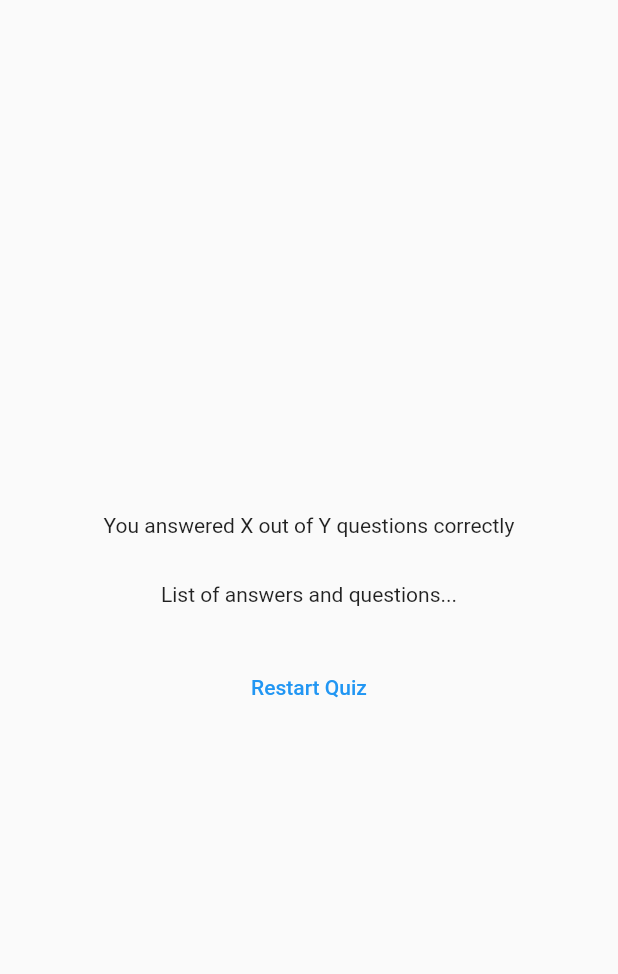
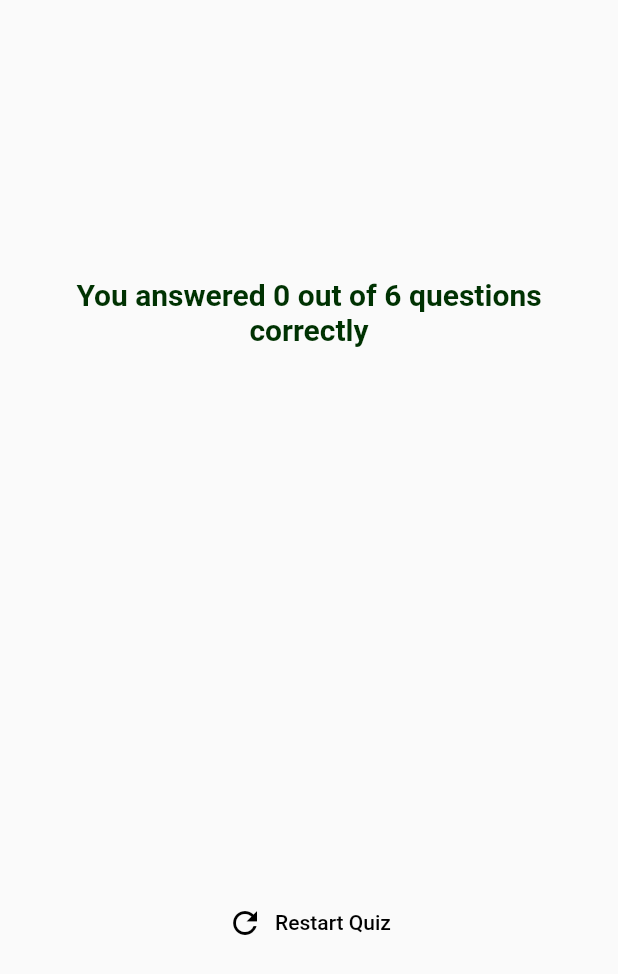
Before and after one commit to Chloe-R-Rowley/quiz_app, a Flutter app: the ResultsScreen widget shown alone on an empty page, opened directly with empty values, on a phone screen of 412 x 824 dp. Shown: the top 974 px of the screen. Run offline on Flutter 3.47's test engine with Material 2 defaults, Android fonts, the phone set to English and light mode, and no system bars; our stand-ins replace google_fonts; Roboto replaces fonts that are missing (Ubuntu).

Commit message:
completed app

```diff
--- a/lib/results_screen.dart
+++ b/lib/results_screen.dart
@@ -1,26 +1,45 @@
 import 'package:flutter/material.dart';
+import 'package:google_fonts/google_fonts.dart';
+
 import 'package:quiz_app/data/questions.dart';
+import 'package:quiz_app/questions_summary.dart';
 
 class ResultsScreen extends StatelessWidget {
-  const ResultsScreen({super.key, required this.chosenAnswers});
+  const ResultsScreen({
+    super.key,
+    required this.chosenAnswers,
+    required this.onRestart,
+  });
 
+  final void Function() onRestart;
   final List<String> chosenAnswers;
 
   List<Map<String, Object>> getSummaryData() {
     final List<Map<String, Object>> summary = [];
+
     for (var i = 0; i < chosenAnswers.length; i++) {
-      summary.add({
-        'question_index': i,
-        'question': questions[i].text,
-        'correct_answer': questions[i].answers[0],
-        'user_answer': chosenAnswers[i]
-      });
+      summary.add(
+        {
+          'question_index': i,
+          'question': questions[i].text,
+          'correct_answer': questions[i].answers[0],
+          'user_answer': chosenAnswers[i]
+        },
+      );
     }
     return summary;
   }
 
   @override
   Widget build(BuildContext context) {
+    final SummaryData = getSummaryData();
+    final numTotalQuestions = questions.length;
+    final numCorrectQuestions = SummaryData.where(
+      (data) {
+        return data['user_answer'] == data['correct_answer'];
+      },
+    ).length;
+
     // TODO: implement build
     return SizedBox(
       width: double.infinity,
@@ -29,15 +48,28 @@ class ResultsScreen extends StatelessWidget {
         child: Column(
           mainAxisAlignment: MainAxisAlignment.center,
           children: [
-            const Text('You answered X out of Y questions correctly'),
+            Text(
+              'You answered $numCorrectQuestions out of $numTotalQuestions questions correctly',
+              style: GoogleFonts.ubuntu(
+                  color: const Color.fromARGB(255, 0, 50, 2),
+                  fontSize: 20,
+                  fontWeight: FontWeight.bold),
+              textAlign: TextAlign.center,
+            ),
             const SizedBox(
               height: 30,
             ),
-            const Text('List of answers and questions...'),
+            QuestionsSummary(SummaryData),
             const SizedBox(
               height: 30,
             ),
-            TextButton(onPressed: () {}, child: const Text('Restart Quiz')),
+            TextButton.icon(
+                onPressed: onRestart,
+                style: TextButton.styleFrom(
+                  foregroundColor: Colors.black,
+                ),
+                icon: const Icon(Icons.refresh),
+                label: const Text('Restart Quiz')),
           ],
         ),
       ),
```
Also changed, not shown: lib/questions_summary.dart (added, +70 -0 lines), lib/quiz.dart (+9 -1 lines).
